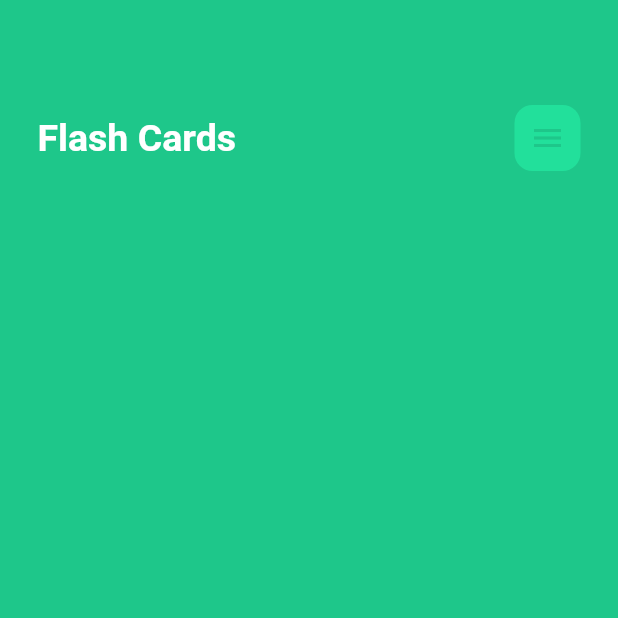
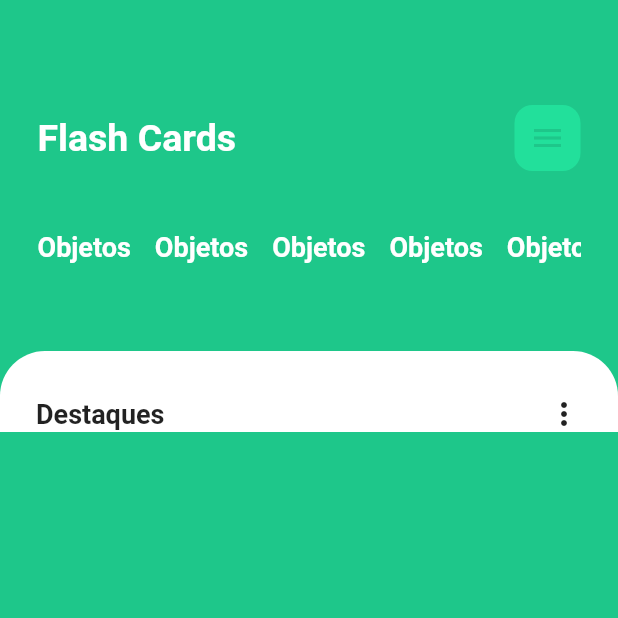
Before and after one commit to vallades/flashcards, a Flutter app: the screen it shows after launch, on a phone screen of 412 x 824 dp, the top half of it. Run offline on Flutter 3.47's test engine with Material 2 defaults, Android fonts, the phone set to English and light mode, and no system bars.

Commit message:
UI Improvements

```diff
--- /dev/null
+++ b/lib/screens/home/components/CategoriesTile.dart
@@ -0,0 +1,27 @@
+import 'package:flutter/material.dart';
+import 'package:flashcards/theme/style.dart' as Theme;
+
+class CategoriesTile extends StatelessWidget {
+  final String category;
+
+  CategoriesTile({@required this.category});
+
+  @override
+  Widget build(BuildContext context) {
+    return Container(
+      margin: EdgeInsets.only(right: 16.0),
+      child: Column(
+        children: <Widget>[
+          Text(
+            category,
+            style: TextStyle(
+              color: Colors.white,
+              fontSize: 18,
+              fontWeight: FontWeight.w600,
+            ),
+          )
+        ],
+      ),
+    );
+  }
+}
--- a/lib/screens/home/homescreen.dart
+++ b/lib/screens/home/homescreen.dart
@@ -1,3 +1,4 @@
+import 'package:flashcards/screens/home/components/CategoriesTile.dart';
 import 'package:flutter/material.dart';
 import 'package:flashcards/theme/style.dart' as Theme;
 
@@ -47,9 +48,62 @@ class _HomeScreenState extends State<HomeScreen> {
               ),
               Container(
                 padding: EdgeInsets.symmetric(horizontal: 25),
-                height: 110,
+                height: 80,
+                child: ListView.builder(
+                    itemCount: 10,
+                    shrinkWrap: true,
+                    scrollDirection: Axis.horizontal,
+                    itemBuilder: (context, index) {
+                      return CategoriesTile(
+                        category: "Objetos",
+                      );
+                    }),
+              ),
 
-              )
+              //Highlits
+              Container(
+                padding: EdgeInsets.symmetric(horizontal: 24),
+                width: MediaQuery.of(context).size.width,
+                decoration: BoxDecoration(
+                  color: Colors.white,
+                  borderRadius: BorderRadius.only(
+                    topLeft: Radius.circular(30),
+                    topRight: Radius.circular(30)
+                  )
+                ),
+                child: Column(
+                  children: <Widget>[
+                    Container(
+                      margin: EdgeInsets.only(top: 30),
+                      child: Row(
+                        children: <Widget>[
+                          Text(
+                            "Destaques",
+                            style: TextStyle(
+                              color: Colors.black87,
+                              fontSize: 18.0,
+                              fontWeight: FontWeight.w600,
+                            ),
+                          ),
+                          Spacer(),
+                          Icon(
+                            Icons.more_vert,
+                            color: Colors.black87,
+                          )
+                        ],
+                      ),
+                    ),
+                    ListView.builder(
+                        itemCount: 10,
+                        shrinkWrap: true,
+                        physics: ClampingScrollPhysics(),
+                        itemBuilder: (context, index) {
+                          return Container();
+                        }),
+                  ],
+                ),
+
+              ),
             ],
           ),
         ),
```
Also changed, not shown: lib/screens/home/components/HighlightsTile.dart (added, +47 -0 lines).
